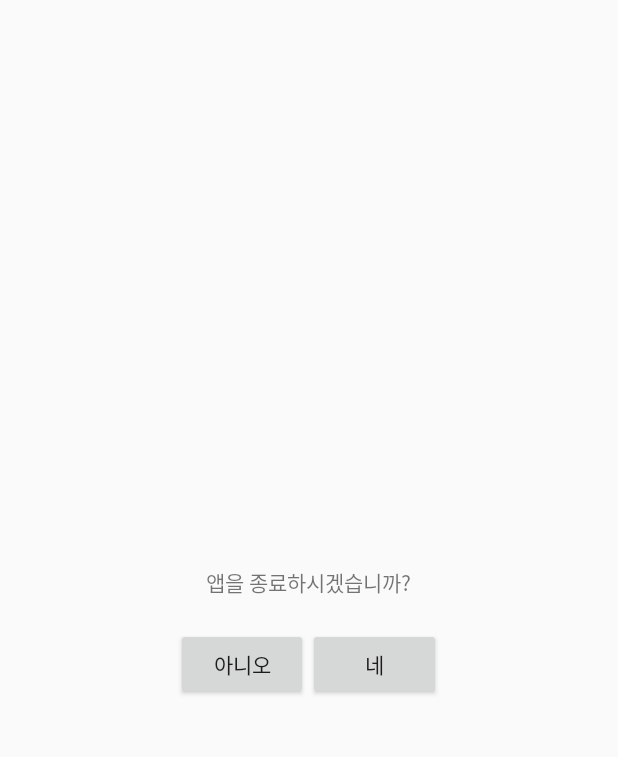
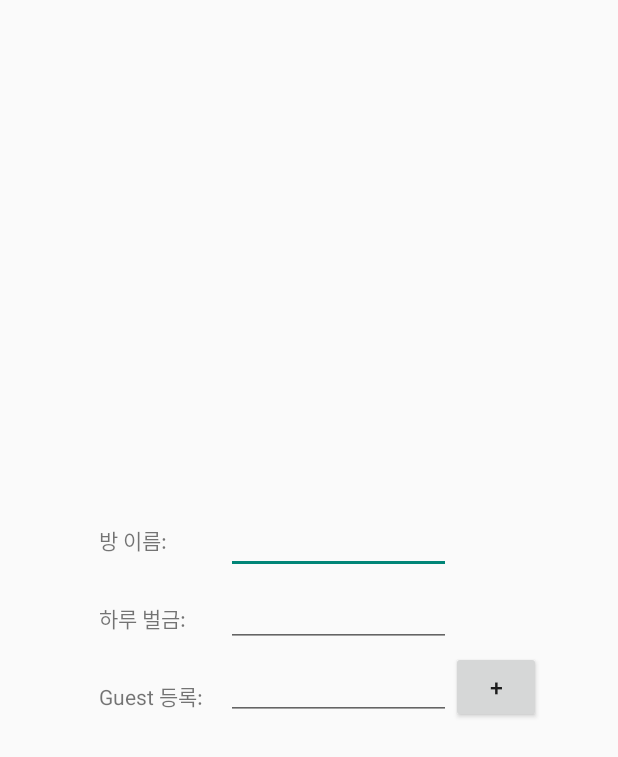
Before and after one commit to hynzlee/Temp, an Android app: the layout dialog.xml on its own in the app's theme, with its tools: preview values and no code run, on a phone screen of 412 x 824 dp. Shown: the top 757 px of the screen. Run offline under Robolectric (Android 15) with nearby library versions, the phone set to English and light mode, and no system bars.

Commit message:
tab2 add guest

```diff
--- a/app/src/main/res/layout/dialog.xml
+++ b/app/src/main/res/layout/dialog.xml
@@ -3,30 +3,72 @@
     android:layout_width="wrap_content"
     android:layout_height="wrap_content"
     android:layout_gravity="center"
-    android:orientation="vertical">
+    android:orientation="horizontal">
 
-    <TextView
+    <LinearLayout
         android:layout_width="wrap_content"
         android:layout_height="wrap_content"
-        android:padding="20dp"
-        android:text="앱을 종료하시겠습니까?" />
+        android:orientation="vertical">
+        <TextView
+            android:layout_width="wrap_content"
+            android:layout_height="wrap_content"
+            android:padding="15dp"
+            android:text="방 이름: " />
+        <TextView
+            android:layout_width="wrap_content"
+            android:layout_height="wrap_content"
+            android:padding="15dp"
+            android:text="하루 벌금: "/>
+        <TextView
+            android:layout_width="wrap_content"
+            android:layout_height="wrap_content"
+            android:padding="15dp"
+            android:text="Guest 등록:"/>
 
+    </LinearLayout>
     <LinearLayout
-        android:layout_width="match_parent"
-        android:layout_height="wrap_content">
+        android:layout_width="150dp"
+        android:layout_height="wrap_content"
+        android:orientation="vertical">
+
+        <EditText
+            android:layout_width="150dp"
+            android:layout_height="wrap_content"
+            android:padding="12dp"
+            android:text="" />
+        <EditText
+            android:layout_width="150dp"
+            android:layout_height="wrap_content"
+            android:padding="12dp"
+            android:text="" />
+        <EditText
+            android:id="@+id/guestMail"
+            android:layout_width="150dp"
+            android:layout_height="wrap_content"
+            android:padding="12dp"
+            android:text="" />
+
+        <ListView
+            android:id="@+id/guestList"
+            android:layout_width="match_parent"
+            android:layout_height="match_parent"
+            android:orientation="vertical">
+        </ListView>
+
+
+    </LinearLayout>
+    <LinearLayout
+        android:layout_width="60dp"
+        android:layout_height="wrap_content"
+        android:orientation="vertical">
 
         <Button
-            android:id="@+id/noBtn"
-            android:layout_width="0dp"
+            android:id="@+id/guestButton"
+            android:layout_width="wrap_content"
             android:layout_height="wrap_content"
-            android:layout_weight="1"
-            android:text="아니오" />
-
-        <Button
-            android:id="@+id/yesBtn"
-            android:layout_width="0dp"
-            android:layout_height="wrap_content"
-            android:layout_weight="1"
-            android:text="네" />
+            android:layout_marginTop="100dp"
+            android:padding="12dp"
+            android:textSize="15dp"
+            android:text="+" />
     </LinearLayout>
 </LinearLayout>
```
Also changed, not shown: app/src/main/java/com/sample/fortest/Fragment2.java (+40 -18 lines).
